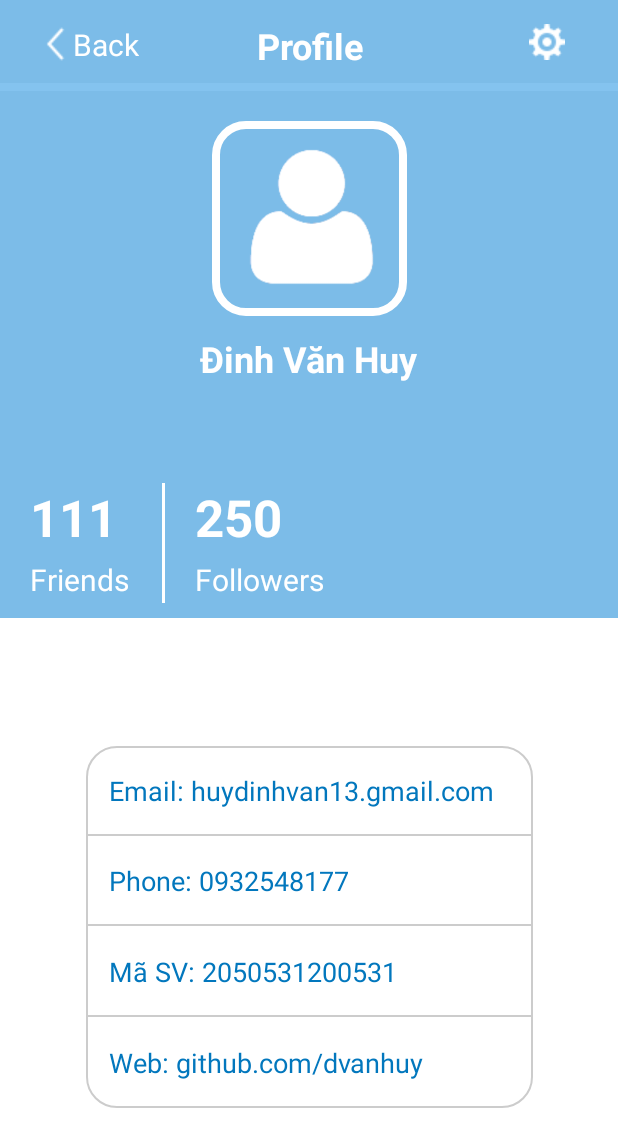
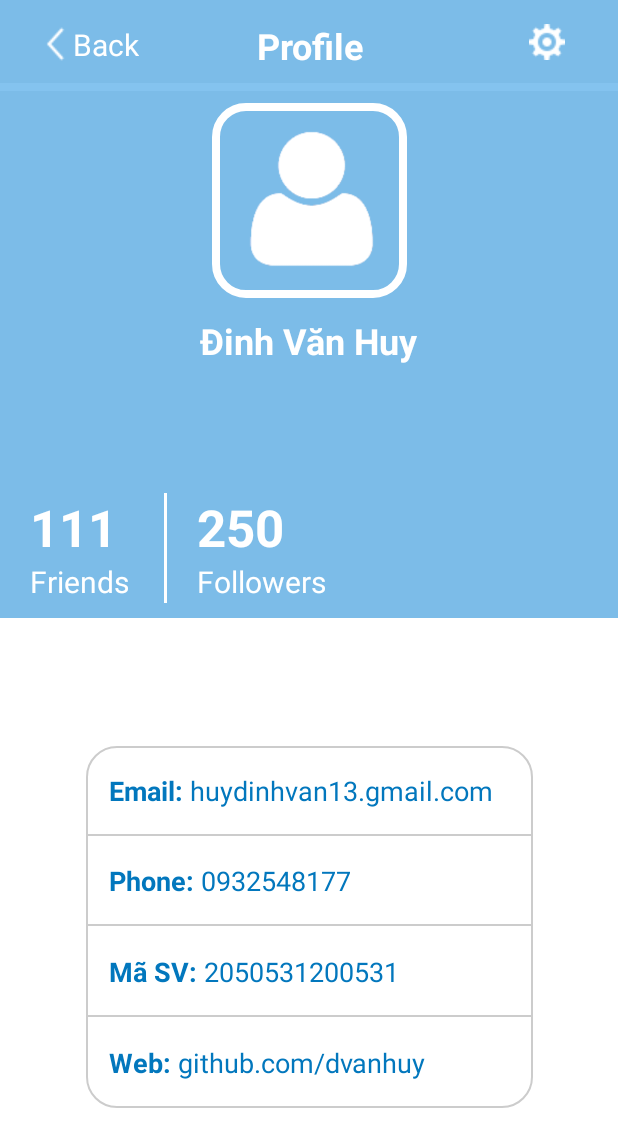
Before and after one commit to dvanhuy/android-bai1, an Android app: the manhinh2 screen opened directly, with no data from a screen before it, on a phone screen of 412 x 824 dp. Shown: the top 1147 px of the screen. Run offline under Robolectric (Android 15) with nearby library versions, the phone set to English and light mode, and no system bars.

Commit message:
fix bug bold

```diff
--- a/app/src/main/res/layout/activity_manhinh2.xml
+++ b/app/src/main/res/layout/activity_manhinh2.xml
@@ -79,7 +79,7 @@
             android:id="@+id/constraintLayout3"
             android:layout_width="130dp"
             android:layout_height="130dp"
-            android:layout_marginTop="20dp"
+            android:layout_marginTop="8dp"
             android:background="@drawable/borderforuser"
             app:layout_constraintEnd_toEndOf="parent"
             app:layout_constraintHorizontal_bias="0.501"
@@ -115,14 +115,14 @@
             tools:ignore="TextContrastCheck" />
 
         <LinearLayout
-            android:layout_width="210dp"
-            android:layout_height="80dp"
+            android:layout_width="213dp"
+            android:layout_height="73dp"
             android:layout_marginStart="10dp"
             android:layout_marginBottom="10dp"
+            android:baselineAligned="false"
             android:orientation="horizontal"
             app:layout_constraintBottom_toBottomOf="parent"
-            app:layout_constraintStart_toStartOf="parent"
-            android:baselineAligned="false">
+            app:layout_constraintStart_toStartOf="parent">
 
             <androidx.constraintlayout.widget.ConstraintLayout
                 android:layout_width="0dp"
@@ -148,7 +148,6 @@
                     android:layout_width="wrap_content"
                     android:layout_height="wrap_content"
                     android:layout_marginStart="10dp"
-                    android:layout_marginTop="5dp"
                     android:text="@string/friends"
                     android:textColor="@color/white"
                     android:textSize="20sp"
@@ -181,7 +180,6 @@
                     android:layout_width="wrap_content"
                     android:layout_height="wrap_content"
                     android:layout_marginStart="10dp"
-                    android:layout_marginTop="5dp"
                     android:text="@string/followers"
                     android:textColor="@color/white"
                     android:textSize="20sp"
@@ -219,7 +217,7 @@
                 android:gravity="center_vertical"
                 android:paddingLeft="15dp"
                 android:paddingRight="15dp"
-                android:text="Email: huydinhvan13.gmail.com"
+                android:text="@string/textview2"
                 android:textColor="#0277BD"
                 android:textSize="18sp" />
 
@@ -232,7 +230,7 @@
                 android:gravity="center_vertical"
                 android:paddingLeft="15dp"
                 android:paddingRight="15dp"
-                android:text="Phone: 0932548177"
+                android:text="@string/textview3"
                 android:textColor="#0277BD"
                 android:textSize="18sp" />
 
@@ -245,7 +243,7 @@
                 android:gravity="center_vertical"
                 android:paddingLeft="15dp"
                 android:paddingRight="15dp"
-                android:text="Mã SV: 2050531200531"
+                android:text="@string/textview4"
                 android:textColor="#0277BD"
                 android:textSize="18sp" />
 
@@ -257,7 +255,7 @@
                 android:gravity="center_vertical"
                 android:paddingLeft="15dp"
                 android:paddingRight="15dp"
-                android:text="Web: github.com/dvanhuy"
+                android:text="@string/textview5"
                 android:textColor="#0277BD"
                 android:textSize="18sp" />
         </LinearLayout>
--- a/app/src/main/res/values/strings.xml
+++ b/app/src/main/res/values/strings.xml
@@ -6,9 +6,10 @@
     <string name="login_me">LOGIN ME</string>
     <string name="lost_password">Lost password ?</string>
     <string name="textview">TextView</string>
-    <string name="textview2">TextView</string>
-    <string name="textview3">TextView</string>
-    <string name="textview4">TextView</string>
+    <string name="textview2"><b>Email:</b> huydinhvan13.gmail.com</string>
+    <string name="textview3"><b>Phone:</b> 0932548177</string>
+    <string name="textview4"><b>Mã SV:</b> 2050531200531</string>
+    <string name="textview5"><b>Web:</b> github.com/dvanhuy</string>
     <string name="email">Email</string>
     <string name="phone">Phone</string>
     <string name="skype">Skype</string>
```
